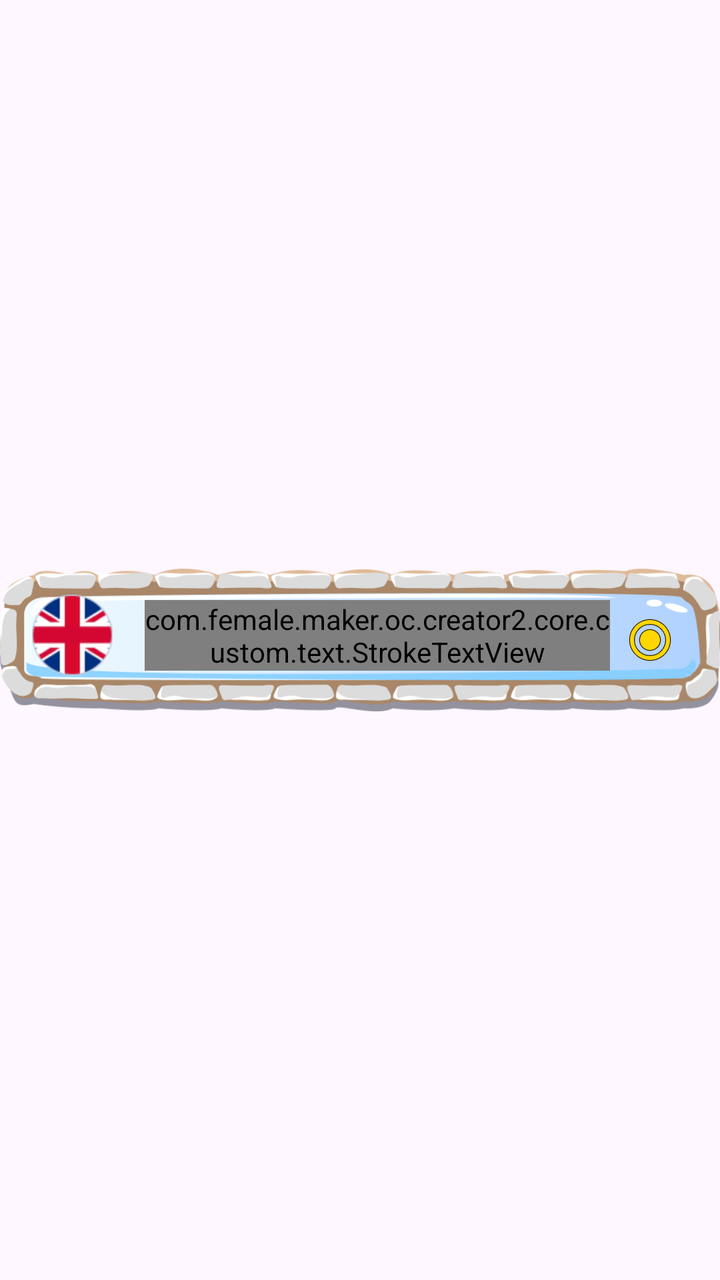
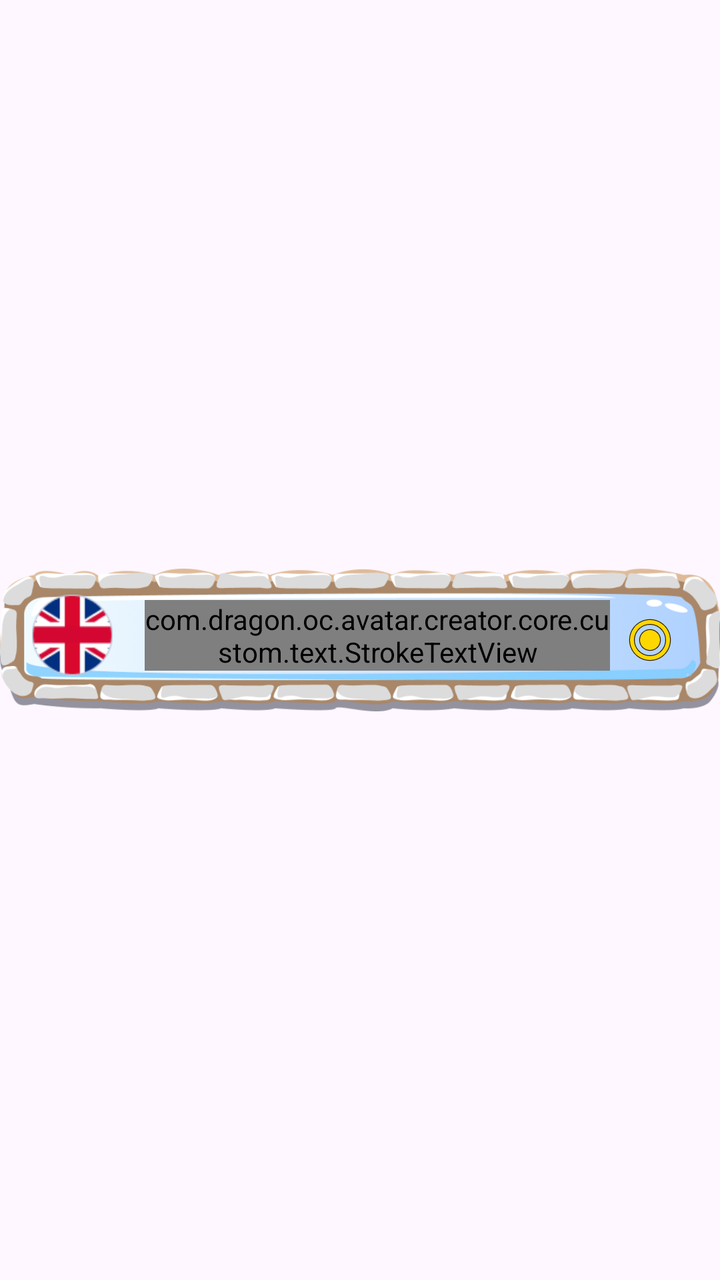

Screens rendered from an Android XML layout before and after an edit, with the pre-edit source and the edit as a unified diff.
<!-- AndroidManifest.xml: application theme Theme.BaseProject -->
<!-- res/layout/item_language.xml -->
<?xml version="1.0" encoding="utf-8"?>
<androidx.constraintlayout.widget.ConstraintLayout xmlns:android="http://schemas.android.com/apk/res/android"
    xmlns:app="http://schemas.android.com/apk/res-auto"
    android:layout_width="match_parent"
    android:layout_height="wrap_content"
    android:layout_marginBottom="12dp">

    <FrameLayout
        android:id="@+id/flMain"
        android:layout_width="0dp"
        android:layout_height="0dp"
        android:background="@drawable/bg_language_selector"
        app:layout_constraintBottom_toBottomOf="parent"
        app:layout_constraintDimensionRatio="328:65"
        app:layout_constraintEnd_toEndOf="parent"
        app:layout_constraintStart_toStartOf="parent"
        app:layout_constraintTop_toTopOf="parent">

        <androidx.constraintlayout.widget.ConstraintLayout
            android:layout_width="match_parent"
            android:layout_height="match_parent"
            app:layout_constraintBottom_toBottomOf="parent"
            app:layout_constraintEnd_toEndOf="parent"
            app:layout_constraintStart_toStartOf="parent"
            app:layout_constraintTop_toTopOf="parent">

            
            <ImageView
                android:id="@+id/imvFlag"
                android:layout_width="0dp"
                android:layout_height="0dp"
                android:layout_marginStart="16dp"
                android:layout_marginTop="13dp"
                android:layout_marginBottom="18dp"
                android:src="@drawable/ic_flag_english"
                app:layout_constraintBottom_toBottomOf="parent"
                app:layout_constraintDimensionRatio="1:1"
                app:layout_constraintStart_toStartOf="parent"
                app:layout_constraintTop_toTopOf="parent" />

            
            <com.female.maker.oc.creator2.core.custom.text.StrokeTextView
                android:id="@+id/tvLang"
                android:layout_width="0dp"
                android:layout_height="wrap_content"
                android:layout_marginStart="16dp"
                android:fontFamily="@font/copperplategothic_bold"
                android:gravity="start"
                android:textSize="20sp"
                app:layout_constraintBottom_toBottomOf="@+id/imvFlag"
                app:layout_constraintEnd_toStartOf="@+id/btnRadio"
                app:layout_constraintStart_toEndOf="@+id/imvFlag"
                app:layout_constraintTop_toTopOf="@+id/imvFlag" />

            
            <ImageView
                android:id="@+id/btnRadio"
                android:layout_width="40dp"
                android:layout_height="40dp"
                android:layout_marginEnd="15dp"
                android:src="@drawable/ic_tick_lang"
                app:layout_constraintBottom_toBottomOf="parent"
                app:layout_constraintEnd_toEndOf="parent"
                app:layout_constraintTop_toTopOf="parent"
                />
        </androidx.constraintlayout.widget.ConstraintLayout>


    </FrameLayout>


</androidx.constraintlayout.widget.ConstraintLayout>
<!-- resources referenced by this layout -->
<resources>
  <!-- drawable bg_language_selector (drawable) -->
  <?xml version="1.0" encoding="utf-8"?>
  <selector xmlns:android="http://schemas.android.com/apk/res/android">
      
      <item android:state_selected="true" android:drawable="@drawable/bg_language_selected" />
  
      
      <item android:drawable="@drawable/bg_language_normal" />
  </selector>
  <!-- drawable ic_flag_english: png bitmap (drawable, 3899 bytes) -->
  <!-- drawable ic_tick_lang: png bitmap (drawable, 3600 bytes) -->
  <style name="Theme.BaseProject" parent="Base.Theme.BaseProject" />
  <!-- drawable bg_language_selected: png bitmap (drawable, 76817 bytes) -->
  <!-- drawable bg_language_normal: png bitmap (drawable, 99885 bytes) -->
  <style name="Base.Theme.BaseProject" parent="Theme.Material3.DayNight.NoActionBar">
          <item name="android:windowTranslucentStatus">false</item>
          <item name="android:statusBarColor">@android:color/transparent</item>
          <item name="android:windowSoftInputMode">adjustResize</item>
      </style>
</resources>

<!-- the commit's change to res/layout/item_language.xml (unified diff, before → after) -->
@@ -39,7 +39,7 @@
                 app:layout_constraintTop_toTopOf="parent" />
 
             
-            <com.female.maker.oc.creator2.core.custom.text.StrokeTextView
+            <com.dragon.oc.avatar.creator.core.custom.text.StrokeTextView
                 android:id="@+id/tvLang"
                 android:layout_width="0dp"
                 android:layout_height="wrap_content"
